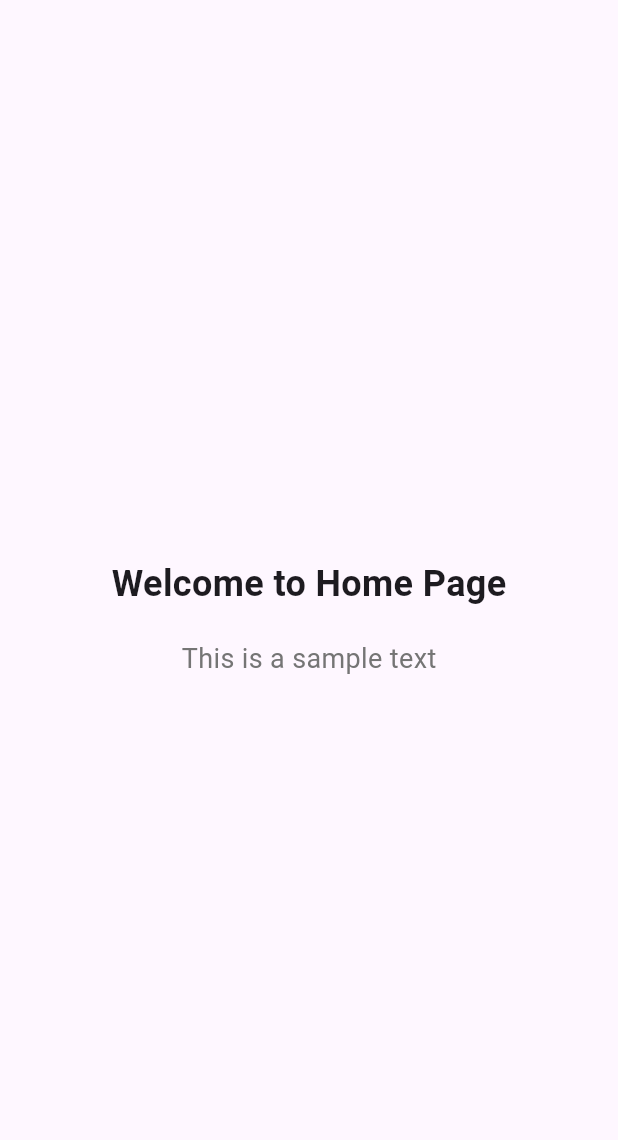
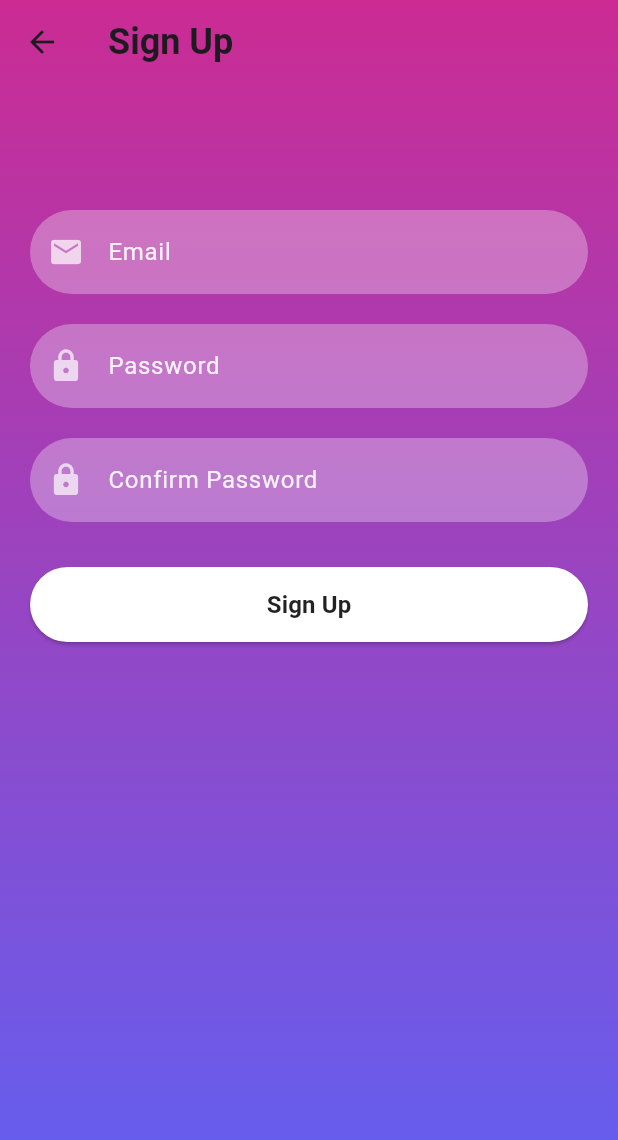
Before and after one commit to KeremTamirci/ImmunotherapyApp, a Flutter app: the PatientSignUpScreen screen opened directly, after a tap on "Sign Up", on a phone screen of 412 x 824 dp. Shown: the top 1140 px of the screen. Run offline on Flutter 3.47's test engine with Material 3 defaults, Android fonts, the phone set to English and light mode, and no system bars; our stand-ins replace cloud_firestore, firebase_auth, firebase_core, firebase_messaging, flutter_local_notifications; accounts and stored records are empty; network calls fail.

Commit message:
patients sign in progress

```diff
--- /dev/null
+++ b/immunotheraphy_app/lib/patient/screens/patient_authentiaction_screen.dart
@@ -0,0 +1,125 @@
+import 'package:immunotheraphy_app/patient/screens/home_page.dart';
+import 'package:immunotheraphy_app/reusable_widgets/reusable_widget.dart';
+import 'package:flutter/material.dart';
+import 'package:firebase_auth/firebase_auth.dart';
+import 'package:immunotheraphy_app/utils/color_utils.dart';
+
+import 'patient_home_screen.dart';
+
+class PatientAuthenticationScreen extends StatefulWidget {
+  const PatientAuthenticationScreen({Key? key}) : super(key: key);
+
+  @override
+  _PatientAuthenticationScreenState createState() =>
+      _PatientAuthenticationScreenState();
+}
+
+class _PatientAuthenticationScreenState
+    extends State<PatientAuthenticationScreen> {
+  TextEditingController _emailTextController = TextEditingController();
+  TextEditingController _passwordTextController = TextEditingController();
+  TextEditingController _confirmPasswordTextController =
+      TextEditingController();
+
+  @override
+  Widget build(BuildContext context) {
+    return Scaffold(
+      extendBodyBehindAppBar: true,
+      appBar: AppBar(
+        backgroundColor: Colors.transparent,
+        elevation: 0,
+        title: const Text(
+          "Sign Up",
+          style: TextStyle(fontSize: 24, fontWeight: FontWeight.bold),
+        ),
+      ),
+      body: Container(
+        width: MediaQuery.of(context).size.width,
+        height: MediaQuery.of(context).size.height,
+        decoration: BoxDecoration(
+          gradient: LinearGradient(
+            colors: [
+              hexStringToColor("CB2B93"),
+              hexStringToColor("9546C4"),
+              hexStringToColor("5E61F4")
+            ],
+            begin: Alignment.topCenter,
+            end: Alignment.bottomCenter,
+          ),
+        ),
+        child: SingleChildScrollView(
+          child: Padding(
+            padding: EdgeInsets.fromLTRB(20, 120, 20, 0),
+            child: Column(
+              children: <Widget>[
+                const SizedBox(height: 20),
+                reusableTextField(
+                  "Email",
+                  Icons.email,
+                  false,
+                  _emailTextController,
+                ),
+                const SizedBox(height: 20),
+                reusableTextField(
+                  "Password",
+                  Icons.lock,
+                  true,
+                  _passwordTextController,
+                ),
+                const SizedBox(height: 20),
+                reusableTextField(
+                  "Confirm Password",
+                  Icons.lock,
+                  true,
+                  _confirmPasswordTextController,
+                ),
+                const SizedBox(height: 20),
+                firebaseUIButton(context, "Sign Up", () {
+                  _signUpPatient();
+                })
+              ],
+            ),
+          ),
+        ),
+      ),
+    );
+  }
+
+  void _signUpPatient() async {
+    String email = _emailTextController.text;
+    String password = _passwordTextController.text;
+    String confirmPassword = _confirmPasswordTextController.text;
+
+    if (password != confirmPassword) {
+      ScaffoldMessenger.of(context).showSnackBar(
+        SnackBar(
+          content: Text('Passwords do not match.'),
+        ),
+      );
+      return;
+    }
+
+    try {
+      UserCredential userCredential =
+          await FirebaseAuth.instance.createUserWithEmailAndPassword(
+        email: email,
+        password: password,
+      );
+
+      if (userCredential.user != null) {
+        // Navigate to HomeScreen after successful sign up
+        Navigator.pushReplacement(
+          context,
+          MaterialPageRoute(builder: (context) => PatientHomeScreen()),
+        );
+      }
+    } catch (e) {
+      print('Error signing up patient: $e');
+      ScaffoldMessenger.of(context).showSnackBar(
+        SnackBar(
+          content: Text('An error occurred. Please try again later.'),
+        ),
+      );
+    }
+  }
+}
--- a/immunotheraphy_app/lib/patient/screens/patient_signup_screen.dart
+++ b/immunotheraphy_app/lib/patient/screens/patient_signup_screen.dart
@@ -1,4 +1,5 @@
 import 'package:immunotheraphy_app/patient/screens/home_page.dart';
+import 'package:immunotheraphy_app/patient/screens/patient_authentiaction_screen.dart';
 import 'package:immunotheraphy_app/reusable_widgets/reusable_widget.dart';
 import 'package:immunotheraphy_app/screens/home_screen.dart';
 import 'package:immunotheraphy_app/utils/color_utils.dart';
@@ -113,7 +114,7 @@ class _PatientSignUpScreenState extends State<PatientSignUpScreen> {
       // Navigate to HomeScreen after successful sign up
       Navigator.pushReplacement(
         context,
-        MaterialPageRoute(builder: (context) => HomePage()),
+        MaterialPageRoute(builder: (context) => PatientAuthenticationScreen()),
       );
     } catch (e) {
       print('Error signing up patient: $e');
```
